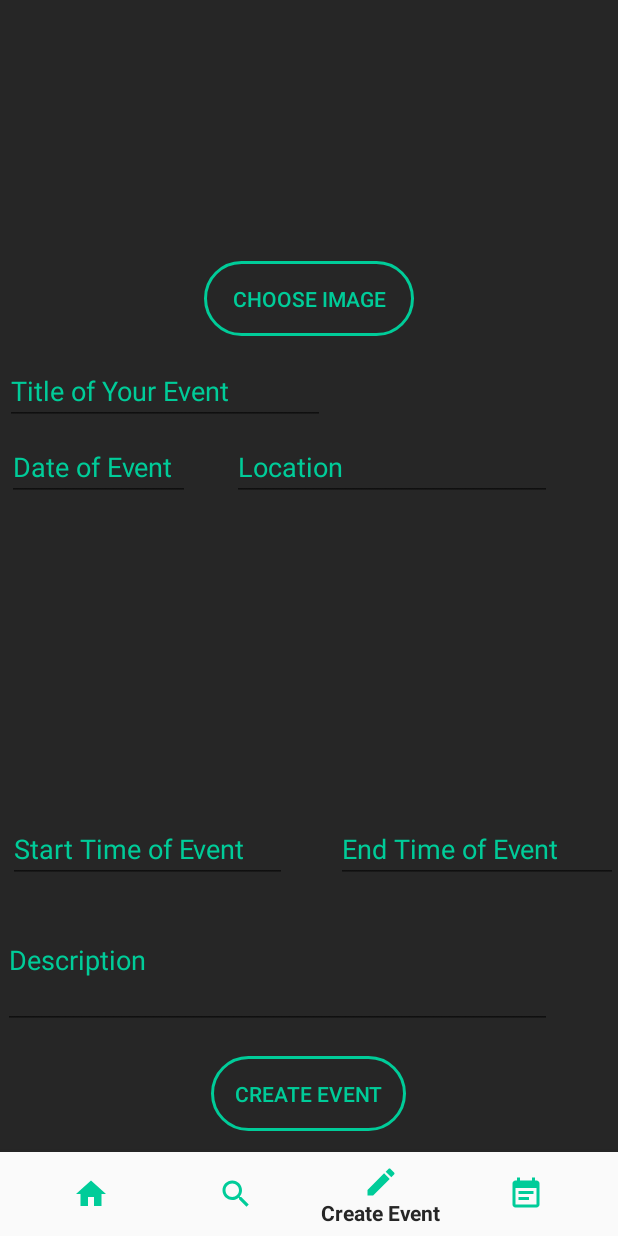
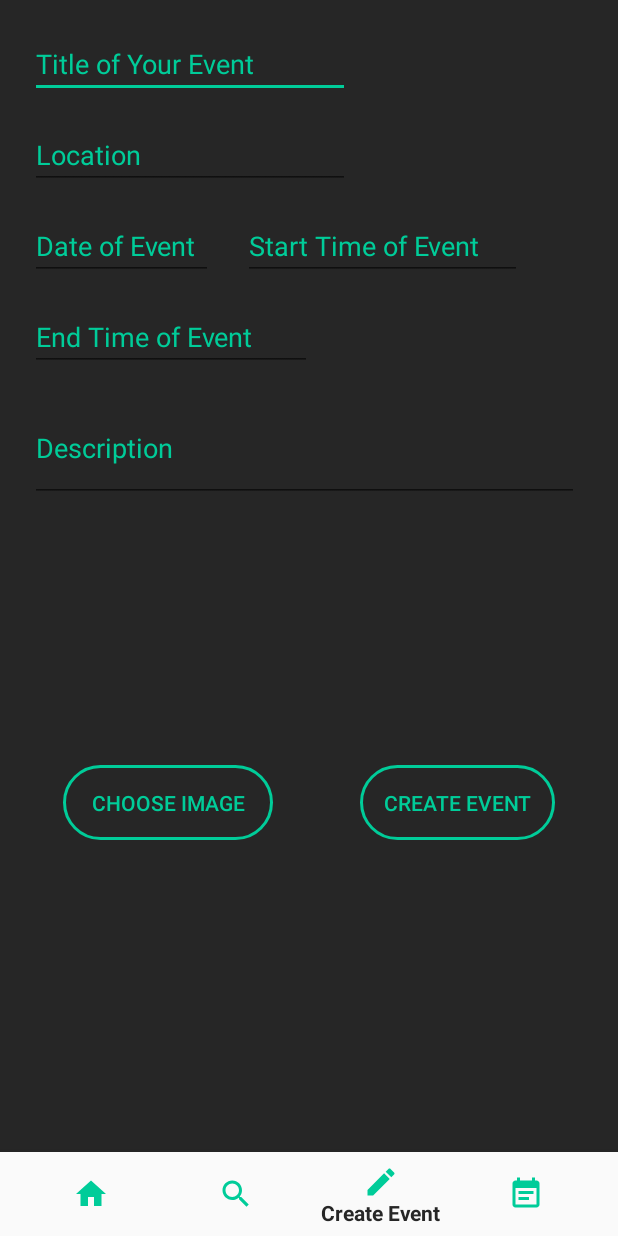
Before and after one commit to matthewblomqui/SocialLive, an Android app: the screen it shows after launch (MainActivity), item 3 of the bottom bar chosen, on a phone screen of 412 x 824 dp. Run offline under Robolectric (Android 15) with nearby library versions, the phone set to English and light mode, and no system bars; our stand-ins replace Firebase (no records; nobody signed in at launch, a user with empty details on screens opened directly), Picasso.

Commit message:
Added TODOs and changed create event page

```diff
--- a/app/src/main/java/nothelloworld/sociallive/CreateEventFragment.java
+++ b/app/src/main/java/nothelloworld/sociallive/CreateEventFragment.java
@@ -33,6 +33,11 @@ import com.squareup.picasso.Picasso;
 
 import static android.app.Activity.RESULT_OK;
 
+/**
+ * TODO: Pattern checking fixes
+ * TODO: Clear form (also button)
+ * TODO: Check for duplicates in database
+ */
 public class CreateEventFragment extends Fragment implements View.OnClickListener {
 
     private DatabaseReference databaseParties;
--- a/app/src/main/java/nothelloworld/sociallive/FindEventFragment.java
+++ b/app/src/main/java/nothelloworld/sociallive/FindEventFragment.java
@@ -12,6 +12,9 @@ import android.view.ViewGroup;
 import android.widget.ImageButton;
 import android.widget.Toast;
 
+/**
+ * TODO: Firebase search parties
+ */
 public class FindEventFragment extends Fragment implements View.OnClickListener {
 
     @Nullable
--- a/app/src/main/java/nothelloworld/sociallive/HomeFragment.java
+++ b/app/src/main/java/nothelloworld/sociallive/HomeFragment.java
@@ -8,6 +8,9 @@ import android.view.LayoutInflater;
 import android.view.View;
 import android.view.ViewGroup;
 
+/**
+ * TODO: pull from database (recycleView)
+ */
 public class HomeFragment extends Fragment {
 
     @Nullable
--- a/app/src/main/java/nothelloworld/sociallive/MainActivity.java
+++ b/app/src/main/java/nothelloworld/sociallive/MainActivity.java
@@ -45,10 +45,10 @@ import java.util.List;
  *
  * TODO: <MYEVENTSFRAGMENT>Dialog for viewing events (myEvents and events going to)
  * TODO: <CREATEEVENTFRAGMENT>copy past create event page and add picture capability from database
- * TODO: <SEARCHFRAGRMENT>copy past search page, add dialog pop up for categories
+ * TODO: <SEARCHFRAGRMENT>add dialog pop up for categories
  * TODO: <HOME> implement recycle view
  * TODO: Search bar and slide up with that bar
- * TODO: Pulling from and pushing with the database (emphasize images and pulling data)
+ * TODO: <HOME>Pulling from database
  * TODO: User authentication with firebase
  */
 public class MainActivity extends AppCompatActivity {
--- a/app/src/main/java/nothelloworld/sociallive/MyEventFragment.java
+++ b/app/src/main/java/nothelloworld/sociallive/MyEventFragment.java
@@ -8,6 +8,9 @@ import android.view.LayoutInflater;
 import android.view.View;
 import android.view.ViewGroup;
 
+/**
+ * TODO: show created parties here
+ */
 public class MyEventFragment extends Fragment {
 
     @Nullable
--- a/app/src/main/res/layout/fragment_createevent.xml
+++ b/app/src/main/res/layout/fragment_createevent.xml
@@ -1,5 +1,6 @@
 <?xml version="1.0" encoding="utf-8"?>
-<RelativeLayout xmlns:android="http://schemas.android.com/apk/res/android"
+<android.support.constraint.ConstraintLayout xmlns:android="http://schemas.android.com/apk/res/android"
+    xmlns:app="http://schemas.android.com/apk/res-auto"
     xmlns:tools="http://schemas.android.com/tools"
     android:layout_width="match_parent" android:layout_height="match_parent"
     android:background="@color/colorPrimary">
@@ -10,13 +11,15 @@
         android:layout_height="wrap_content"
         android:layout_alignParentStart="true"
         android:layout_alignParentTop="true"
-        android:layout_marginStart="3dp"
-        android:layout_marginTop="238dp"
+        android:layout_marginStart="20dp"
+        android:layout_marginTop="20dp"
         android:ems="10"
         android:hint="Title of Your Event"
         android:inputType="textPersonName"
         android:textColor="@color/colorAccent"
-        android:textColorHint="@color/colorAccent" />
+        android:textColorHint="@color/colorAccent"
+        app:layout_constraintStart_toStartOf="parent"
+        app:layout_constraintTop_toTopOf="parent" />
 
     <EditText
         android:id="@+id/eventDate"
@@ -24,13 +27,15 @@
         android:layout_height="wrap_content"
         android:layout_below="@+id/titleEvent"
         android:layout_alignStart="@+id/titleEvent"
-        android:layout_marginStart="1dp"
-        android:layout_marginTop="5dp"
+        android:layout_marginStart="20dp"
+        android:layout_marginTop="15dp"
         android:ems="10"
         android:hint="Date of Event"
         android:inputType="date"
         android:textColor="@color/colorAccent"
-        android:textColorHint="@color/colorAccent" />
+        android:textColorHint="@color/colorAccent"
+        app:layout_constraintStart_toStartOf="parent"
+        app:layout_constraintTop_toBottomOf="@+id/eventLocation" />
 
     <EditText
         android:id="@+id/eventStartTime"
@@ -38,27 +43,31 @@
         android:layout_height="wrap_content"
         android:layout_alignStart="@+id/titleEvent"
         android:layout_alignParentBottom="true"
-        android:layout_marginStart="2dp"
-        android:layout_marginBottom="179dp"
+        android:layout_marginStart="20dp"
+        android:layout_marginTop="15dp"
         android:ems="10"
         android:hint="Start Time of Event"
         android:inputType="time"
         android:textColor="@color/colorAccent"
-        android:textColorHint="@color/colorAccent" />
+        android:textColorHint="@color/colorAccent"
+        app:layout_constraintStart_toEndOf="@+id/eventDate"
+        app:layout_constraintTop_toBottomOf="@+id/eventLocation" />
 
     <EditText
         android:id="@+id/eventDescription"
         android:layout_width="366dp"
-        android:layout_height="91dp"
+        android:layout_height="72dp"
         android:layout_alignStart="@+id/titleEvent"
         android:layout_alignParentBottom="true"
-        android:layout_marginStart="-1dp"
-        android:layout_marginBottom="82dp"
+        android:layout_marginStart="20dp"
+        android:layout_marginTop="15dp"
         android:ems="10"
         android:hint="Description"
         android:inputType="textMultiLine"
         android:textColor="@color/colorAccent"
-        android:textColorHint="@color/colorAccent" />
+        android:textColorHint="@color/colorAccent"
+        app:layout_constraintStart_toStartOf="parent"
+        app:layout_constraintTop_toBottomOf="@+id/eventEndTime" />
 
     <Button
         android:id="@+id/createEventButton"
@@ -66,18 +75,26 @@
         android:layout_height="50dp"
         android:layout_alignParentBottom="true"
         android:layout_centerHorizontal="true"
-        android:layout_marginBottom="14dp"
+        android:layout_marginTop="10dp"
+        android:layout_marginEnd="42dp"
         android:background="@drawable/buttonstyling"
         android:clickable="true"
         android:text="Create Event"
-        android:textColor="#00cc99" />
+        android:textColor="#00cc99"
+        app:layout_constraintEnd_toEndOf="parent"
+        app:layout_constraintTop_toBottomOf="@+id/image_view" />
 
     <ImageView
         android:id="@+id/image_view"
         android:layout_width="300dp"
         android:layout_height="150dp"
         android:layout_centerHorizontal="true"
-        android:layout_marginBottom="-162dp" />
+        android:layout_marginStart="42dp"
+        android:layout_marginTop="15dp"
+        android:layout_marginEnd="42dp"
+        app:layout_constraintEnd_toEndOf="parent"
+        app:layout_constraintStart_toStartOf="parent"
+        app:layout_constraintTop_toBottomOf="@+id/eventDescription" />
 
     <Button
         android:id="@+id/chooseImage"
@@ -85,12 +102,15 @@
         android:layout_height="wrap_content"
         android:layout_alignParentTop="true"
         android:layout_centerHorizontal="true"
-        android:layout_marginTop="174dp"
-        android:background="@drawable/buttonstyling"
-        android:textColor="#00cc99"
+        android:layout_marginStart="42dp"
+        android:layout_marginTop="10dp"
         android:width="140dp"
         android:height="50dp"
-        android:text="Choose Image" />
+        android:background="@drawable/buttonstyling"
+        android:text="Choose Image"
+        android:textColor="#00cc99"
+        app:layout_constraintStart_toStartOf="parent"
+        app:layout_constraintTop_toBottomOf="@+id/image_view" />
 
     <EditText
         android:id="@+id/eventEndTime"
@@ -98,12 +118,15 @@
         android:layout_height="wrap_content"
         android:layout_alignBottom="@+id/eventStartTime"
         android:layout_alignParentEnd="true"
-        android:layout_marginBottom="0dp"
+        android:layout_marginStart="20dp"
+        android:layout_marginTop="15dp"
         android:ems="10"
         android:hint="End Time of Event"
         android:inputType="time"
         android:textColor="@color/colorAccent"
-        android:textColorHint="@color/colorAccent" />
+        android:textColorHint="@color/colorAccent"
+        app:layout_constraintStart_toStartOf="parent"
+        app:layout_constraintTop_toBottomOf="@+id/eventDate" />
 
     <EditText
         android:id="@+id/eventLocation"
@@ -111,10 +134,14 @@
         android:layout_height="wrap_content"
         android:layout_alignTop="@+id/eventDate"
         android:layout_alignEnd="@+id/eventDescription"
+        android:layout_marginStart="20dp"
+        android:layout_marginTop="15dp"
         android:ems="10"
+        android:hint="Location"
         android:inputType="textPersonName"
-        android:hint="Location"
+        android:textColor="@color/colorAccent"
         android:textColorHint="@color/colorAccent"
-        android:textColor="@color/colorAccent"/>
+        app:layout_constraintStart_toStartOf="parent"
+        app:layout_constraintTop_toBottomOf="@+id/titleEvent" />
 
-</RelativeLayout>
+</android.support.constraint.ConstraintLayout>
```
Also changed, not shown: app/src/main/res/layout/createpartypopup.xml (+49 -28 lines), app/src/main/res/layout/fragment_home.xml (+10 -0 lines).
